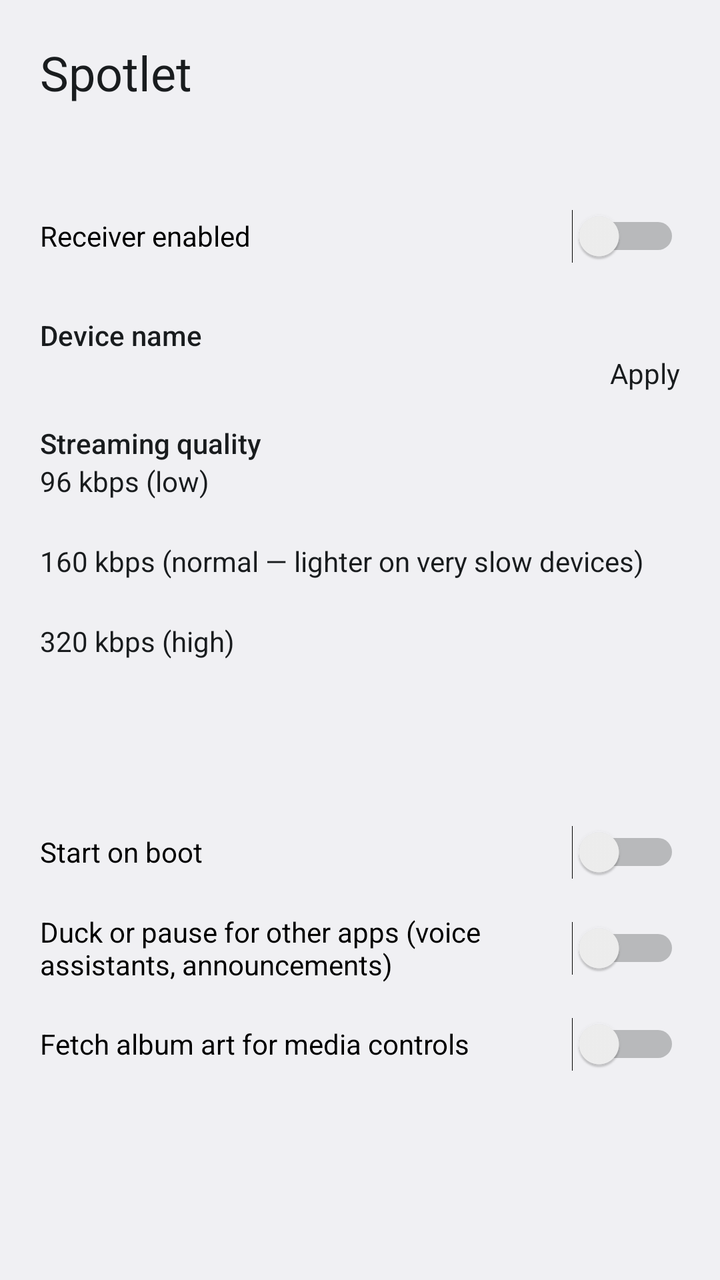
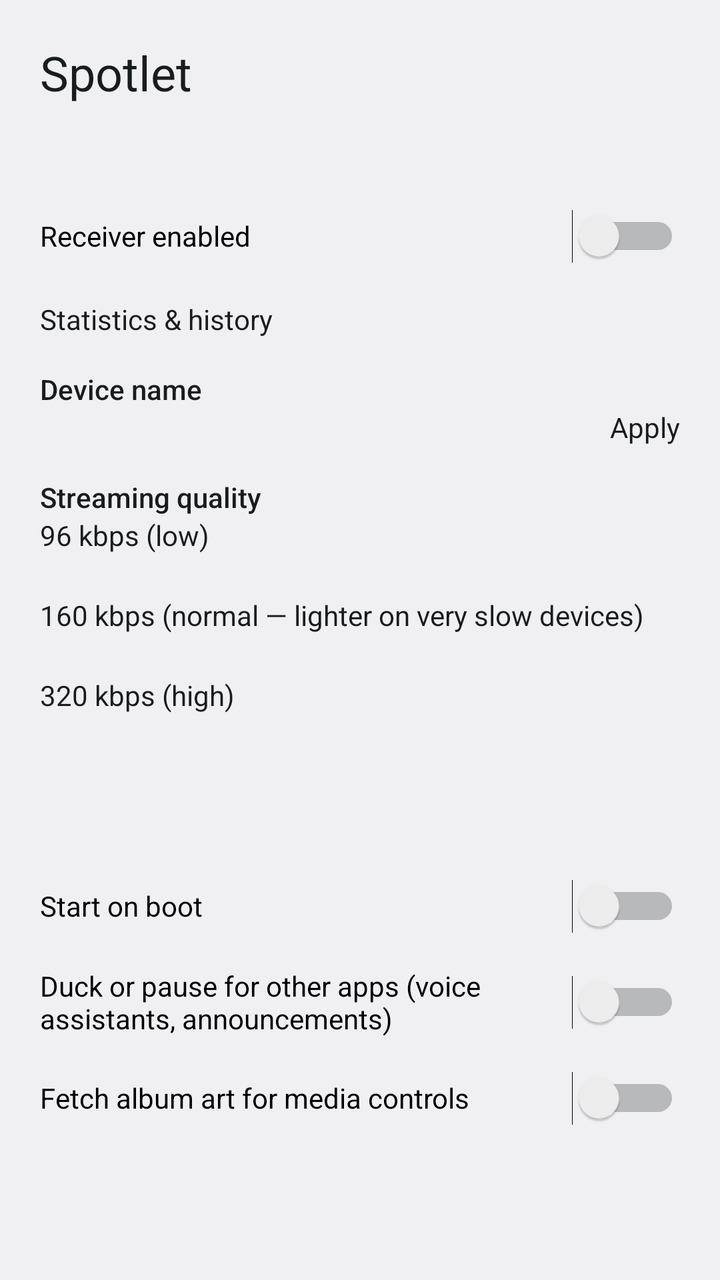

An Android layout rendered at two revisions. The XML below is the earlier revision; the diff shows what the commit changed to produce the second picture.
<!-- AndroidManifest.xml: application theme Theme.Spotlet -->
<!-- res/layout/activity_main.xml -->
<?xml version="1.0" encoding="utf-8"?>
<ScrollView xmlns:android="http://schemas.android.com/apk/res/android"
    android:layout_width="match_parent"
    android:layout_height="match_parent"
    android:fitsSystemWindows="true">

    <LinearLayout
        android:layout_width="match_parent"
        android:layout_height="wrap_content"
        android:orientation="vertical"
        android:padding="20dp">

        <TextView
            android:layout_width="wrap_content"
            android:layout_height="wrap_content"
            android:text="@string/app_name"
            android:textAppearance="@android:style/TextAppearance.Material.Headline" />

        <TextView
            android:id="@+id/status"
            android:layout_width="match_parent"
            android:layout_height="wrap_content"
            android:layout_marginTop="4dp"
            android:layout_marginBottom="16dp"
            android:textAppearance="@android:style/TextAppearance.Material.Subhead" />

        <Switch
            android:id="@+id/enabled"
            android:layout_width="match_parent"
            android:layout_height="wrap_content"
            android:minHeight="48dp"
            android:text="@string/receiver_enabled" />

        <TextView
            style="@style/SectionLabel"
            android:text="@string/device_name" />

        <LinearLayout
            android:layout_width="match_parent"
            android:layout_height="wrap_content"
            android:orientation="horizontal">

            <EditText
                android:id="@+id/device_name"
                android:layout_width="0dp"
                android:layout_height="wrap_content"
                android:layout_weight="1"
                android:imeOptions="actionDone"
                android:inputType="text"
                android:maxLength="64"
                android:singleLine="true" />

            <Button
                android:id="@+id/device_name_apply"
                android:layout_width="wrap_content"
                android:layout_height="wrap_content"
                android:text="@string/apply" />
        </LinearLayout>

        <TextView
            style="@style/SectionLabel"
            android:text="@string/quality" />

        <RadioGroup
            android:id="@+id/bitrate"
            android:layout_width="match_parent"
            android:layout_height="wrap_content">

            <RadioButton
                android:id="@+id/bitrate_96"
                android:layout_width="match_parent"
                android:layout_height="wrap_content"
                android:minHeight="40dp"
                android:text="@string/bitrate_96" />

            <RadioButton
                android:id="@+id/bitrate_160"
                android:layout_width="match_parent"
                android:layout_height="wrap_content"
                android:minHeight="40dp"
                android:text="@string/bitrate_160" />

            <RadioButton
                android:id="@+id/bitrate_320"
                android:layout_width="match_parent"
                android:layout_height="wrap_content"
                android:minHeight="40dp"
                android:text="@string/bitrate_320" />
        </RadioGroup>

        <TextView
            android:id="@+id/startup_volume_label"
            style="@style/SectionLabel" />

        <SeekBar
            android:id="@+id/startup_volume"
            android:layout_width="match_parent"
            android:layout_height="wrap_content"
            android:max="100"
            android:minHeight="40dp" />

        <Switch
            android:id="@+id/start_on_boot"
            android:layout_width="match_parent"
            android:layout_height="wrap_content"
            android:layout_marginTop="16dp"
            android:minHeight="48dp"
            android:text="@string/start_on_boot" />

        <Switch
            android:id="@+id/audio_focus"
            android:layout_width="match_parent"
            android:layout_height="wrap_content"
            android:minHeight="48dp"
            android:text="@string/audio_focus" />

        <Switch
            android:id="@+id/album_art"
            android:layout_width="match_parent"
            android:layout_height="wrap_content"
            android:minHeight="48dp"
            android:text="@string/album_art" />

        <TextView
            android:id="@+id/about"
            android:layout_width="match_parent"
            android:layout_height="wrap_content"
            android:layout_marginTop="24dp"
            android:alpha="0.6"
            android:textAppearance="@android:style/TextAppearance.Material.Caption" />
    </LinearLayout>
</ScrollView>
<!-- resources referenced by this layout -->
<resources>
  <string name="album_art">Fetch album art for media controls</string>
  <string name="app_name">Spotlet</string>
  <string name="apply">Apply</string>
  <string name="audio_focus">Duck or pause for other apps (voice assistants, announcements)</string>
  <string name="bitrate_160">160 kbps (normal — lighter on very slow devices)</string>
  <string name="bitrate_320">320 kbps (high)</string>
  <string name="bitrate_96">96 kbps (low)</string>
  <string name="device_name">Device name</string>
  <string name="quality">Streaming quality</string>
  <string name="receiver_enabled">Receiver enabled</string>
  <string name="start_on_boot">Start on boot</string>
  <style name="SectionLabel">
          <item name="android:layout_width">match_parent</item>
          <item name="android:layout_height">wrap_content</item>
          <item name="android:layout_marginTop">16dp</item>
          <item name="android:textAppearance">@android:style/TextAppearance.Material.Body2</item>
      </style>
  <style name="Theme.Spotlet" parent="@android:style/Theme.DeviceDefault" />
</resources>

<!-- the commit's change to res/layout/activity_main.xml (unified diff, before → after) -->
@@ -30,6 +30,13 @@
             android:layout_height="wrap_content"
             android:minHeight="48dp"
             android:text="@string/receiver_enabled" />
+
+        <Button
+            android:id="@+id/open_stats"
+            android:layout_width="wrap_content"
+            android:layout_height="wrap_content"
+            android:layout_marginTop="8dp"
+            android:text="@string/open_stats" />
 
         <TextView
             style="@style/SectionLabel"
<!-- resource entries referenced after the edit -->
@@ -8,6 +8,7 @@
   <string name="bitrate_320">320 kbps (high)</string>
   <string name="bitrate_96">96 kbps (low)</string>
   <string name="device_name">Device name</string>
+  <string name="open_stats">Statistics &amp; history</string>
   <string name="quality">Streaming quality</string>
   <string name="receiver_enabled">Receiver enabled</string>
   <string name="start_on_boot">Start on boot</string>
